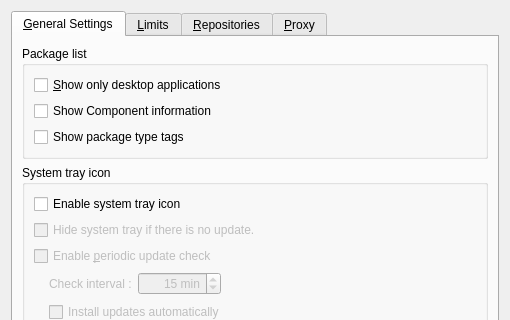
Before: the Qt Designer form kde/package-manager/manager/ui/settingsdialog.ui in pars-linux/uludag, drawn with Qt 5; both pictures show x 0 to 510 and y 0 to 320 of the 510 by 482 pixel window.
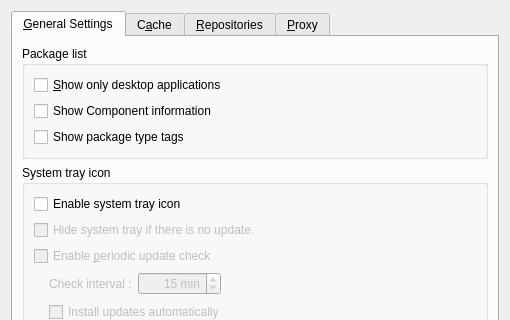
After: the same form once the commit is applied. The open tabs and pages were chosen to show the change. Icons and pictures are not drawn.

Commit message: - Revert ui tab name

The edit to the form file:
```diff
--- a/kde/package-manager/manager/ui/settingsdialog.ui
+++ b/kde/package-manager/manager/ui/settingsdialog.ui
@@ -237,7 +237,7 @@
      </widget>
      <widget class="QWidget" name="tab_2">
       <attribute name="title">
-       <string>&amp;Limits</string>
+       <string>C&amp;ache</string>
       </attribute>
       <layout class="QGridLayout" name="gridLayout_7">
        <item row="0" column="0">
```
Left out of the diff: 2 changed lines with no effect on the pictures.
